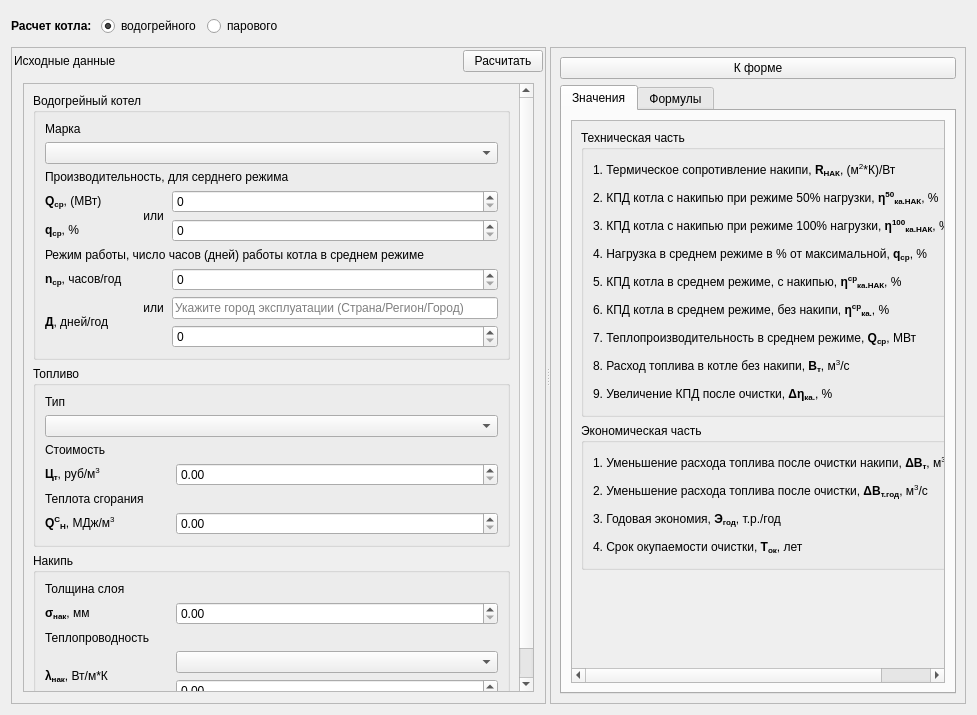
alexey-zayats/bonaka, file src/plugins/calculate/boilerform.ui: the form before one commit.
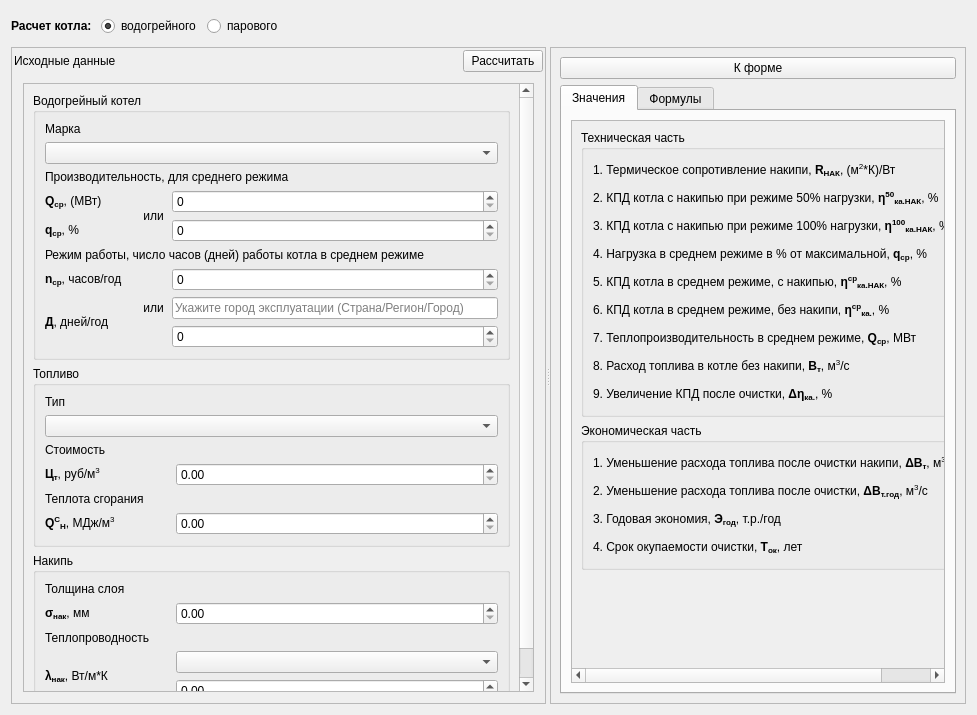
The form after the commit.

```diff
--- a/src/plugins/calculate/boilerform.ui
+++ b/src/plugins/calculate/boilerform.ui
@@ -109,7 +109,7 @@
        <item row="0" column="2">
         <widget class="QPushButton" name="calculateButton">
          <property name="text">
-          <string>Расчитать</string>
+          <string>Рассчитать</string>
          </property>
         </widget>
        </item>
@@ -150,8 +150,8 @@
                <rect>
                 <x>0</x>
                 <y>0</y>
-                <width>521</width>
-                <height>610</height>
+                <width>480</width>
+                <height>697</height>
                </rect>
               </property>
               <layout class="QGridLayout" name="gridLayout_7">
@@ -176,7 +176,7 @@
                     <item row="2" column="0" colspan="3">
                      <widget class="QLabel" name="label_4">
                       <property name="text">
-                       <string>Производительность, для серднего режима</string>
+                       <string>Производительность, для среднего режима</string>
                       </property>
                      </widget>
                     </item>
```
Left out of the diff: 8 changed lines with no effect on the pictures.
